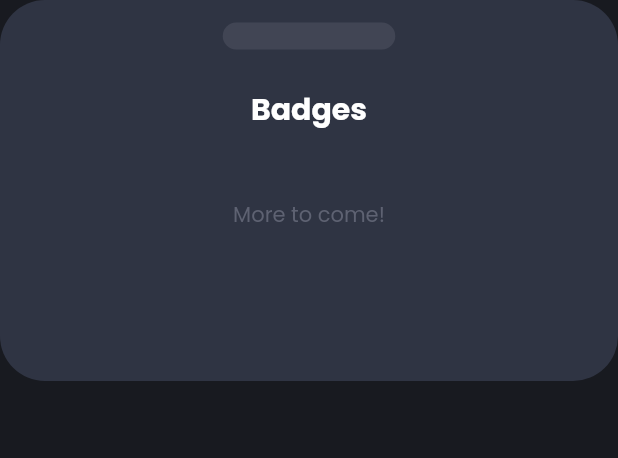
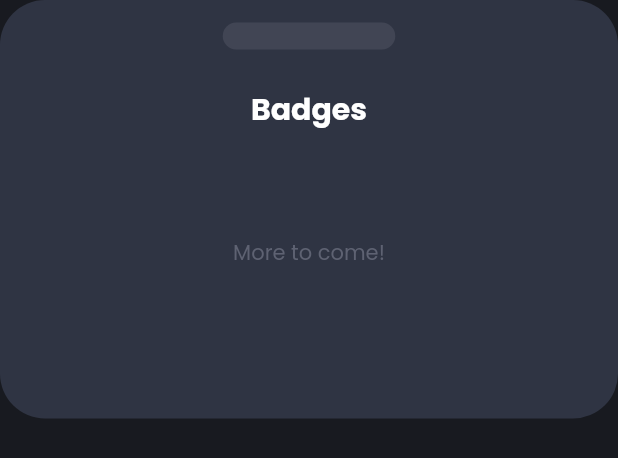
Before and after one commit to DreFlo/lgp-2223-sc1, a Flutter app: the BadgesPage widget shown alone on an empty page, opened directly, on a phone screen of 412 x 824 dp. Shown: the top 458 px of the screen. Run offline on Flutter 3.47's test engine with Material 2 defaults, Android fonts, the phone set to English and light mode, and no system bars; our stand-ins replace calendar_view, carousel_slider, floor, flutter_local_notifications, flutter_native_timezone, flutter_svg and 8 more; missing offline and left inert: books_finder, emojis, flutter_picker, notification_permissions, tmdb_api; accounts and stored records are empty; generated files the repository leaves out were written again.

Commit message:
Add more spaces between badges and "More to come!"

```diff
--- a/src/lib/pages/gamification/badges_page.dart
+++ b/src/lib/pages/gamification/badges_page.dart
@@ -95,7 +95,7 @@ class _BadgesPageState extends State<BadgesPage> {
                         shrinkWrap: true,
                         children: snapshot.data!,
                       ),
-                      const SizedBox(height: 15),
+                      const SizedBox(height: 40),
                       Row(
                           mainAxisAlignment: MainAxisAlignment.center,
                           children: [
```
